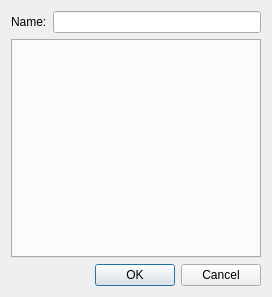
First picture: the form in reagentdialog.ui, repository FrankMamuda/fumingcube, before the edit.
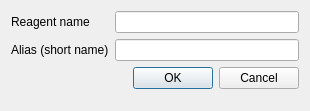
Second picture: the form after the edit. Icons and pictures are not drawn. Custom widgets are drawn as their Qt base class.

```diff
--- a/reagentdialog.ui
+++ b/reagentdialog.ui
@@ -6,40 +6,40 @@
    <rect>
     <x>0</x>
     <y>0</y>
-    <width>272</width>
-    <height>297</height>
+    <width>310</width>
+    <height>111</height>
    </rect>
   </property>
   <property name="windowTitle">
    <string>Reagents</string>
   </property>
-  <layout class="QGridLayout" name="gridLayout">
-   <item row="0" column="0">
+  <property name="windowIcon">
+   <iconset resource="resources.qrc">
+    <normaloff>:/icons/reagent</normaloff>:/icons/reagent</iconset>
+  </property>
+  <layout class="QFormLayout" name="formLayout">
+   <item row="1" column="0">
     <widget class="QLabel" name="nameLabel">
      <property name="text">
-      <string>Name:</string>
+      <string>Reagent name</string>
      </property>
     </widget>
    </item>
-   <item row="0" column="1">
-    <widget class="QLineEdit" name="nameEdit">
+   <item row="1" column="1">
+    <widget class="QLineEdit" name="nameEdit"/>
+   </item>
+   <item row="3" column="0">
+    <widget class="QLabel" name="aliasLabel">
      <property name="text">
-      <string/>
+      <string>Alias (short name)</string>
      </property>
     </widget>
    </item>
-   <item row="1" column="0" colspan="2">
-    <widget class="QTabWidget" name="tabWidget">
-     <property name="currentIndex">
-      <number>-1</number>
-     </property>
-     <property name="tabsClosable">
-      <bool>true</bool>
-     </property>
-    </widget>
+   <item row="3" column="1">
+    <widget class="QLineEdit" name="aliasEdit"/>
    </item>
-   <item row="2" column="0" colspan="2">
-    <widget class="ButtonBox" name="buttonBox">
+   <item row="5" column="0" colspan="2">
+    <widget class="QDialogButtonBox" name="buttonBox">
      <property name="orientation">
       <enum>Qt::Horizontal</enum>
      </property>
@@ -50,14 +50,9 @@
    </item>
   </layout>
  </widget>
- <customwidgets>
-  <customwidget>
-   <class>ButtonBox</class>
-   <extends>QDialogButtonBox</extends>
-   <header>buttonbox.h</header>
-  </customwidget>
- </customwidgets>
- <resources/>
+ <resources>
+  <include location="resources.qrc"/>
+ </resources>
  <connections>
   <connection>
    <sender>buttonBox</sender>
```
Left out of the diff: 2 changed lines with no effect on the pictures.
